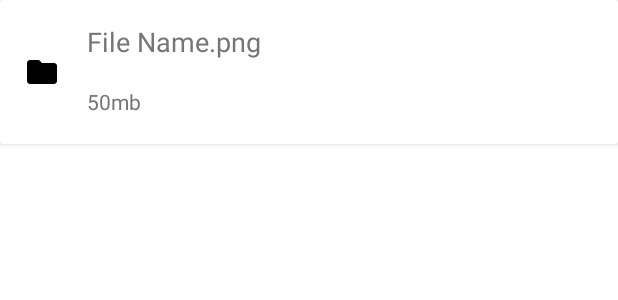
After one commit to analuciacanto/FileManager, an Android app: the layout file_container.xml on its own in the app's theme, with its tools: preview values and no code run, on a phone screen of 412 x 824 dp. The commit adds this screen. Shown: the top 300 px of the screen. Run offline under Robolectric (Android 15) with nearby library versions, the phone set to English and light mode, and no system bars.

Commit message:
Addding iicons to files

```diff
--- /dev/null
+++ b/FileManager/app/src/main/res/drawable/ic_baseline_audiotrack_24.xml
@@ -0,0 +1,5 @@
+<vector android:height="24dp" android:tint="#000000"
+    android:viewportHeight="24" android:viewportWidth="24"
+    android:width="24dp" xmlns:android="http://schemas.android.com/apk/res/android">
+    <path android:fillColor="@android:color/white" android:pathData="M12,3v9.28c-0.47,-0.17 -0.97,-0.28 -1.5,-0.28C8.01,12 6,14.01 6,16.5S8.01,21 10.5,21c2.31,0 4.2,-1.75 4.45,-4H15V6h4V3h-7z"/>
+</vector>
--- /dev/null
+++ b/FileManager/app/src/main/res/drawable/ic_dropdown.xml
@@ -0,0 +1,5 @@
+<vector android:height="24dp" android:tint="#000000"
+    android:viewportHeight="24" android:viewportWidth="24"
+    android:width="24dp" xmlns:android="http://schemas.android.com/apk/res/android">
+    <path android:fillColor="@android:color/white" android:pathData="M12,2C6.48,2 2,6.48 2,12s4.48,10 10,10 10,-4.48 10,-10S17.52,2 12,2zM12,14l-4,-4h8l-4,4z"/>
+</vector>
--- /dev/null
+++ b/FileManager/app/src/main/res/drawable/ic_file.xml
@@ -0,0 +1,5 @@
+<vector android:height="24dp" android:tint="#000000"
+    android:viewportHeight="24" android:viewportWidth="24"
+    android:width="24dp" xmlns:android="http://schemas.android.com/apk/res/android">
+    <path android:fillColor="@android:color/white" android:pathData="M6,2c-1.1,0 -1.99,0.9 -1.99,2L4,20c0,1.1 0.89,2 1.99,2L18,22c1.1,0 2,-0.9 2,-2L20,8l-6,-6L6,2zM13,9L13,3.5L18.5,9L13,9z"/>
+</vector>
--- /dev/null
+++ b/FileManager/app/src/main/res/drawable/ic_folder.xml
@@ -0,0 +1,5 @@
+<vector android:height="24dp" android:tint="#000000"
+    android:viewportHeight="24" android:viewportWidth="24"
+    android:width="24dp" xmlns:android="http://schemas.android.com/apk/res/android">
+    <path android:fillColor="@android:color/white" android:pathData="M10,4H4c-1.1,0 -1.99,0.9 -1.99,2L2,18c0,1.1 0.9,2 2,2h16c1.1,0 2,-0.9 2,-2V8c0,-1.1 -0.9,-2 -2,-2h-8l-2,-2z"/>
+</vector>
--- /dev/null
+++ b/FileManager/app/src/main/res/drawable/ic_image.xml
@@ -0,0 +1,5 @@
+<vector android:height="24dp" android:tint="#000000"
+    android:viewportHeight="24" android:viewportWidth="24"
+    android:width="24dp" xmlns:android="http://schemas.android.com/apk/res/android">
+    <path android:fillColor="@android:color/white" android:pathData="M21,19V5c0,-1.1 -0.9,-2 -2,-2H5c-1.1,0 -2,0.9 -2,2v14c0,1.1 0.9,2 2,2h14c1.1,0 2,-0.9 2,-2zM8.5,13.5l2.5,3.01L14.5,12l4.5,6H5l3.5,-4.5z"/>
+</vector>
--- /dev/null
+++ b/FileManager/app/src/main/res/drawable/ic_pdf.xml
@@ -0,0 +1,5 @@
+<vector android:height="24dp" android:tint="#000000"
+    android:viewportHeight="24" android:viewportWidth="24"
+    android:width="24dp" xmlns:android="http://schemas.android.com/apk/res/android">
+    <path android:fillColor="@android:color/white" android:pathData="M20,2L8,2c-1.1,0 -2,0.9 -2,2v12c0,1.1 0.9,2 2,2h12c1.1,0 2,-0.9 2,-2L22,4c0,-1.1 -0.9,-2 -2,-2zM11.5,9.5c0,0.83 -0.67,1.5 -1.5,1.5L9,11v2L7.5,13L7.5,7L10,7c0.83,0 1.5,0.67 1.5,1.5v1zM16.5,11.5c0,0.83 -0.67,1.5 -1.5,1.5h-2.5L12.5,7L15,7c0.83,0 1.5,0.67 1.5,1.5v3zM20.5,8.5L19,8.5v1h1.5L20.5,11L19,11v2h-1.5L17.5,7h3v1.5zM9,9.5h1v-1L9,8.5v1zM4,6L2,6v14c0,1.1 0.9,2 2,2h14v-2L4,20L4,6zM14,11.5h1v-3h-1v3z"/>
+</vector>
--- /dev/null
+++ b/FileManager/app/src/main/res/drawable/ic_video.xml
@@ -0,0 +1,5 @@
+<vector android:height="24dp" android:tint="#000000"
+    android:viewportHeight="24" android:viewportWidth="24"
+    android:width="24dp" xmlns:android="http://schemas.android.com/apk/res/android">
+    <path android:fillColor="@android:color/white" android:pathData="M4,6L2,6v14c0,1.1 0.9,2 2,2h14v-2L4,20L4,6zM20,2L8,2c-1.1,0 -2,0.9 -2,2v12c0,1.1 0.9,2 2,2h12c1.1,0 2,-0.9 2,-2L22,4c0,-1.1 -0.9,-2 -2,-2zM12,14.5v-9l6,4.5 -6,4.5z"/>
+</vector>
--- /dev/null
+++ b/FileManager/app/src/main/res/layout/file_container.xml
@@ -0,0 +1,57 @@
+<?xml version="1.0" encoding="utf-8"?>
+<androidx.cardview.widget.CardView xmlns:android="http://schemas.android.com/apk/res/android"
+    android:layout_width="match_parent"
+    android:layout_height="wrap_content"
+    xmlns:app="http://schemas.android.com/apk/res-auto"
+    android:id="@+id/container"
+
+    >
+
+    <LinearLayout
+        android:layout_width="match_parent"
+        android:layout_height="80dp"
+        android:orientation="horizontal"
+        android:layout_margin="8dp"
+        android:gravity="center_vertical">
+
+        <ImageView
+            android:layout_width="40dp"
+            android:layout_height="40dp"
+            android:id="@+id/img_fileType"
+            android:padding="8dp"
+            android:src="@drawable/ic_folder" />
+        <LinearLayout
+            android:layout_width="match_parent"
+            android:layout_height="match_parent"
+            android:orientation="vertical"
+            android:gravity="center_vertical">
+
+
+
+            <TextView
+                android:id="@+id/tv_filename"
+                android:textColor="@color/darkGrayColor"
+                android:text="File Name.png"
+                android:textSize="18sp"
+                android:layout_marginLeft="10dp"
+                android:ellipsize="marquee"
+                android:singleLine="true"
+                android:marqueeRepeatLimit="marquee_forever"
+                android:scrollHorizontally="true"
+                android:textAlignment="gravity"
+                android:gravity="center_vertical"
+                android:layout_width="match_parent"
+                android:layout_height="40dp"/>
+        <TextView
+            android:layout_width="match_parent"
+            android:layout_height="match_parent"
+            android:id="@+id/tvFileSize"
+            android:text="50mb"
+            android:layout_margin="10dp"
+            android:textColor="@color/darkGrayColor"/>
+        </LinearLayout>
+    </LinearLayout>
+
+
+
+</androidx.cardview.widget.CardView>
```
Also changed, not shown: FileManager/app/src/main/java/com/urmobo/filemanager/FileAdapter.java (added, +68 -0 lines), FileManager/app/src/main/java/com/urmobo/filemanager/FileViewHolder.java (added, +27 -0 lines), FileManager/app/src/main/java/com/urmobo/filemanager/fragments/InternalStorageFragment.java (+93 -2 lines), FileManager/app/src/main/res/layout/fragment_internal_storage.xml (+32 -1 lines).
